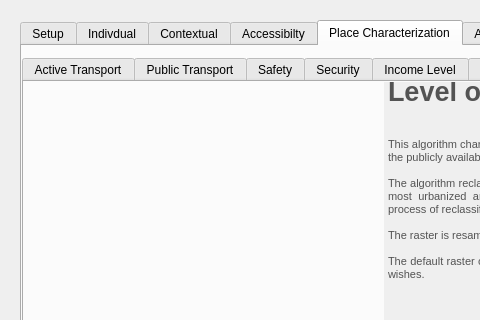
This is gender_indicator_tool/gender_indicator_tool_dialog_base.ui in worldbank/GEEST as Qt 5 draws it before an edit; both pictures show x 0 to 480 and y 0 to 320 of the 813 by 618 pixel window. The edited form follows.
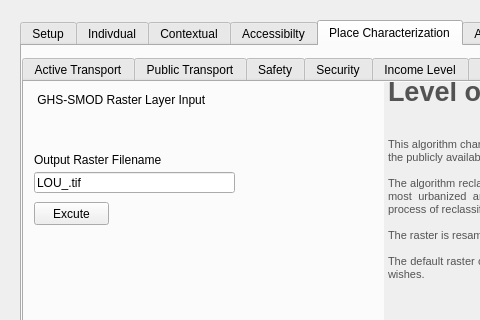
This is the edited form. The open tabs and pages were chosen to show the change. Custom widgets are drawn as their Qt base class.

Commit message: Level of urbanization tab complete

```diff
--- a/gender_indicator_tool/gender_indicator_tool_dialog_base.ui
+++ b/gender_indicator_tool/gender_indicator_tool_dialog_base.ui
@@ -4242,6 +4242,80 @@
 &lt;p align=&quot;justify&quot; style=&quot; margin-top:0px; margin-bottom:0px; margin-left:0px; margin-right:0px; -qt-block-indent:0; text-indent:0px;&quot;&gt;&lt;span style=&quot; font-size:8pt; color:#535353;&quot;&gt;The default raster output filename does not need to be altered unless the user wishes.&lt;/span&gt;&lt;/p&gt;&lt;/body&gt;&lt;/html&gt;</string>
        </property>
       </widget>
+      <widget class="QPushButton" name="LOU_Execute_PB">
+       <property name="geometry">
+        <rect>
+         <x>10</x>
+         <y>120</y>
+         <width>75</width>
+         <height>23</height>
+        </rect>
+       </property>
+       <property name="toolTip">
+        <string>&lt;html&gt;&lt;head/&gt;&lt;body&gt;&lt;p&gt;&lt;span style=&quot; font-weight:600;&quot;&gt;Geoprocessiong Execution&lt;/span&gt;&lt;/p&gt;&lt;/body&gt;&lt;/html&gt;</string>
+       </property>
+       <property name="text">
+        <string>Excute</string>
+       </property>
+      </widget>
+      <widget class="QgsFilterLineEdit" name="LOU_Output_Field">
+       <property name="geometry">
+        <rect>
+         <x>10</x>
+         <y>90</y>
+         <width>201</width>
+         <height>21</height>
+        </rect>
+       </property>
+       <property name="toolTip">
+        <string>&lt;html&gt;&lt;head/&gt;&lt;body&gt;&lt;p&gt;&lt;span style=&quot; font-weight:600;&quot;&gt;Standardized Raster Output&lt;/span&gt;&lt;/p&gt;&lt;/body&gt;&lt;/html&gt;</string>
+       </property>
+       <property name="text">
+        <string>LOU_.tif</string>
+       </property>
+       <property name="qgisRelation" stdset="0">
+        <string notr="true"/>
+       </property>
+      </widget>
+      <widget class="QLabel" name="label_134">
+       <property name="geometry">
+        <rect>
+         <x>10</x>
+         <y>10</y>
+         <width>201</width>
+         <height>16</height>
+        </rect>
+       </property>
+       <property name="text">
+        <string> GHS-SMOD Raster Layer Input</string>
+       </property>
+      </widget>
+      <widget class="QLabel" name="label_135">
+       <property name="geometry">
+        <rect>
+         <x>10</x>
+         <y>70</y>
+         <width>231</width>
+         <height>16</height>
+        </rect>
+       </property>
+       <property name="text">
+        <string>Output Raster Filename</string>
+       </property>
+      </widget>
+      <widget class="QgsFileWidget" name="LOU_Input_Field">
+       <property name="geometry">
+        <rect>
+         <x>10</x>
+         <y>30</y>
+         <width>231</width>
+         <height>31</height>
+        </rect>
+       </property>
+       <property name="toolTip">
+        <string>&lt;html&gt;&lt;head/&gt;&lt;body&gt;&lt;p&gt;&lt;span style=&quot; font-weight:600;&quot;&gt;Education Facility Point Layer&lt;/span&gt;&lt;/p&gt;&lt;/body&gt;&lt;/html&gt;</string>
+       </property>
+      </widget>
      </widget>
      <widget class="QWidget" name="tab_13">
       <attribute name="title">
```
Left out of the diff: 2 changed lines with no effect on the pictures. The commit also changes 2 other files.
